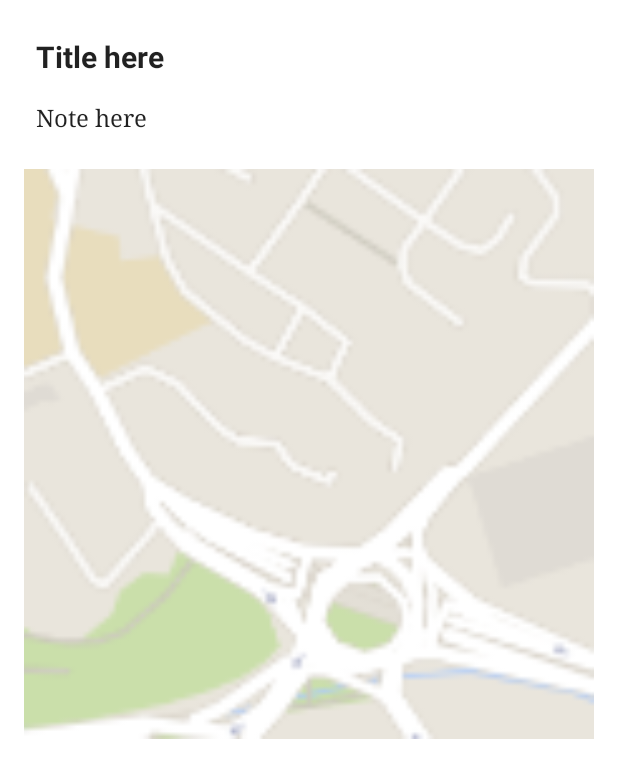
After one commit to Billoxinogen18/Wally, an Android app: the layout wall_content.xml on its own in the app's theme, with its tools: preview values and no code run, on a phone screen of 412 x 824 dp. The commit adds this screen. Shown: the top 778 px of the screen. Run offline under Robolectric (Android 15) with nearby library versions, the light colour scheme and no system bars.

```diff
--- a/app/build.gradle
+++ b/app/build.gradle
@@ -50,7 +50,6 @@ dependencies {
     compile (name: 'TangoSupport_Kajam_Java', ext: 'aar')
     compile (name: 'TangoUX_Kajam_Java', ext: 'aar')
 //    testCompile 'junit:junit:4.12'
-    compile 'com.android.support:multidex:1.0.1'
     compile 'com.android.support:design:23.3.0'
     compile 'com.android.support:cardview-v7:23.3.0'
     compile 'com.google.android.gms:play-services:8.4.0'
--- a/app/src/main/AndroidManifest.xml
+++ b/app/src/main/AndroidManifest.xml
@@ -9,6 +9,7 @@
     -->
     <uses-permission android:name="android.permission.ACCESS_FINE_LOCATION" />
     <uses-permission android:name="android.permission.READ_EXTERNAL_STORAGE" />
+    <uses-permission android:name="android.permission.WRITE_EXTERNAL_STORAGE" />
     <uses-permission android:name="android.permission.CAMERA" />
 
     <application
@@ -21,7 +22,7 @@
         <activity
             android:name=".activities.MainActivity"
             android:label="@string/app_name"
-            android:theme="@style/AppTheme.NoActionBar"/>
+            android:theme="@style/AppTheme.NoActionBar" />
         <activity
             android:name=".activities.MapsActivity"
             android:hardwareAccelerated="false"
@@ -33,8 +34,8 @@
             android:theme="@style/AppTheme.Transparent" />
         <activity
             android:name=".activities.ADFChooser"
+            android:hardwareAccelerated="false"
             android:label="@string/title_activity_adfchooser"
-            android:hardwareAccelerated="false"
             android:theme="@style/AppTheme">
             <intent-filter>
                 <action android:name="android.intent.action.MAIN" />
--- a/app/src/main/java/com/wally/wally/App.java
+++ b/app/src/main/java/com/wally/wally/App.java
@@ -24,10 +24,10 @@ public class App extends Application {
         return dataController;
     }
 
-    // support multi-dex.
     @Override
-    protected void attachBaseContext(Context base) {
+    protected void attachBaseContext(Context base){
         super.attachBaseContext(base);
         MultiDex.install(this);
     }
+
 }
--- a/app/src/main/java/com/wally/wally/tango/TangoManager.java
+++ b/app/src/main/java/com/wally/wally/tango/TangoManager.java
@@ -2,6 +2,7 @@ package com.wally.wally.tango;
 
 import android.content.Context;
 import android.os.AsyncTask;
+import android.transition.Scene;
 import android.util.Log;
 
 import com.google.atap.tango.ux.TangoUx;
@@ -15,6 +16,7 @@ import com.google.atap.tangoservice.TangoOutOfDateException;
 import com.google.atap.tangoservice.TangoPoseData;
 import com.google.atap.tangoservice.TangoXyzIjData;
 import com.projecttango.rajawali.DeviceExtrinsics;
+import com.projecttango.rajawali.Pose;
 import com.projecttango.rajawali.ScenePoseCalculator;
 import com.projecttango.tangosupport.TangoPointCloudManager;
 import com.projecttango.tangosupport.TangoSupport;
@@ -55,7 +57,7 @@ public class TangoManager implements Tango.OnTangoUpdateListener {
     private boolean mIsFrameAvailableTangoThread;
     private double mRgbTimestampGlThread;
 
-    public TangoManager(Context context, RajawaliSurfaceView rajawaliSurfaceView, TangoUxLayout tangoUxLayout, String adfUuid){
+    public TangoManager(Context context, RajawaliSurfaceView rajawaliSurfaceView, TangoUxLayout tangoUxLayout, String adfUuid) {
         mSurfaceView = rajawaliSurfaceView;
         mRenderer = new WallyRenderer(context.getApplicationContext());
         mSurfaceView.setSurfaceRenderer(mRenderer);
@@ -221,6 +223,7 @@ public class TangoManager implements Tango.OnTangoUpdateListener {
         }.execute();
     }
 
+
     /**
      * Connects the view and renderer to the color camara and callbacks.
      */
--- a/app/src/main/res/layout/preview_content_dialog.xml
+++ b/app/src/main/res/layout/preview_content_dialog.xml
@@ -5,7 +5,8 @@
     android:layout_height="wrap_content"
     android:layout_gravity="fill"
     android:minWidth="@dimen/content_dialog_min_width"
-    android:orientation="vertical">
+    android:orientation="vertical"
+    android:theme="@style/Theme.AppCompat">
 
     <android.support.v4.widget.NestedScrollView
         android:id="@+id/middle_panel"
@@ -32,7 +33,7 @@
                 android:padding="8dp"
                 android:textSize="20sp"
                 android:textStyle="bold"
-                android:visibility="gone"/>
+                android:visibility="gone" />
 
             <TextView
                 android:id="@+id/tv_note"
--- /dev/null
+++ b/app/src/main/res/layout/wall_content.xml
@@ -0,0 +1,46 @@
+<?xml version="1.0" encoding="utf-8"?>
+<RelativeLayout xmlns:android="http://schemas.android.com/apk/res/android"
+    xmlns:tools="http://schemas.android.com/tools"
+    android:layout_width="match_parent"
+    android:layout_height="match_parent"
+    android:background="@android:color/white"
+    android:padding="16dp">
+
+    <TextView
+        android:id="@+id/tv_title"
+        style="@style/TextAppearance.AppCompat.Headline"
+        android:layout_width="match_parent"
+        android:layout_height="wrap_content"
+        android:background="@null"
+        android:ellipsize="end"
+        android:lines="1"
+        android:maxLines="1"
+        android:padding="8dp"
+        android:textSize="20sp"
+        android:textStyle="bold"
+        tools:text="Title here" />
+
+    <TextView
+        android:id="@+id/tv_note"
+        style="@style/TextAppearance.AppCompat.Subhead"
+        android:layout_width="match_parent"
+        android:layout_height="wrap_content"
+        android:layout_below="@+id/tv_title"
+        android:layout_marginBottom="16dp"
+        android:background="@null"
+        android:fontFamily="serif"
+        android:padding="8dp"
+        android:scrollbars="none"
+        android:textSize="16sp"
+        tools:text="Note here" />
+
+    <ImageView
+        android:id="@+id/image"
+        android:layout_width="match_parent"
+        android:layout_height="wrap_content"
+        android:layout_below="@+id/tv_note"
+        android:adjustViewBounds="true"
+        android:scaleType="centerCrop"
+        android:src="@drawable/ic_btn_map_75dp"
+        android:visibility="visible" />
+</RelativeLayout>
```
Also changed, not shown: app/src/main/java/com/projecttango/rajawali/ContentPlane.java (added, +231 -0 lines), app/src/main/java/com/wally/wally/Utils.java (+32 -7 lines), app/src/main/java/com/wally/wally/WallyRenderer.java (+27 -22 lines), app/src/main/java/com/wally/wally/activities/MainActivity.java (+9 -1 lines).
